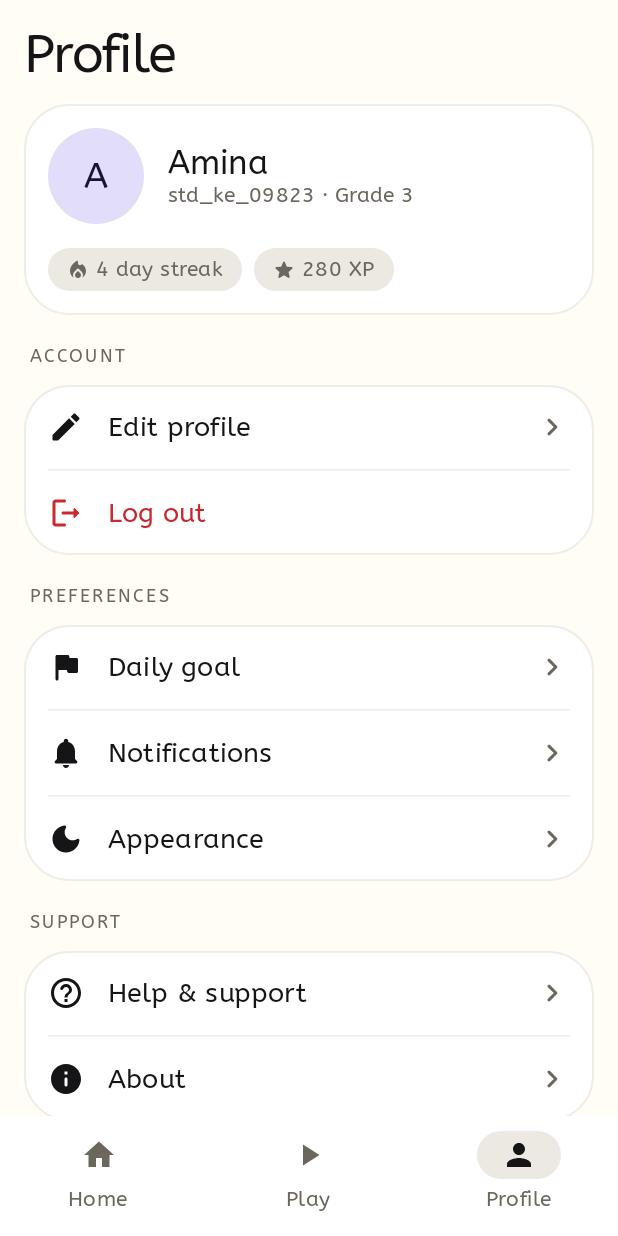
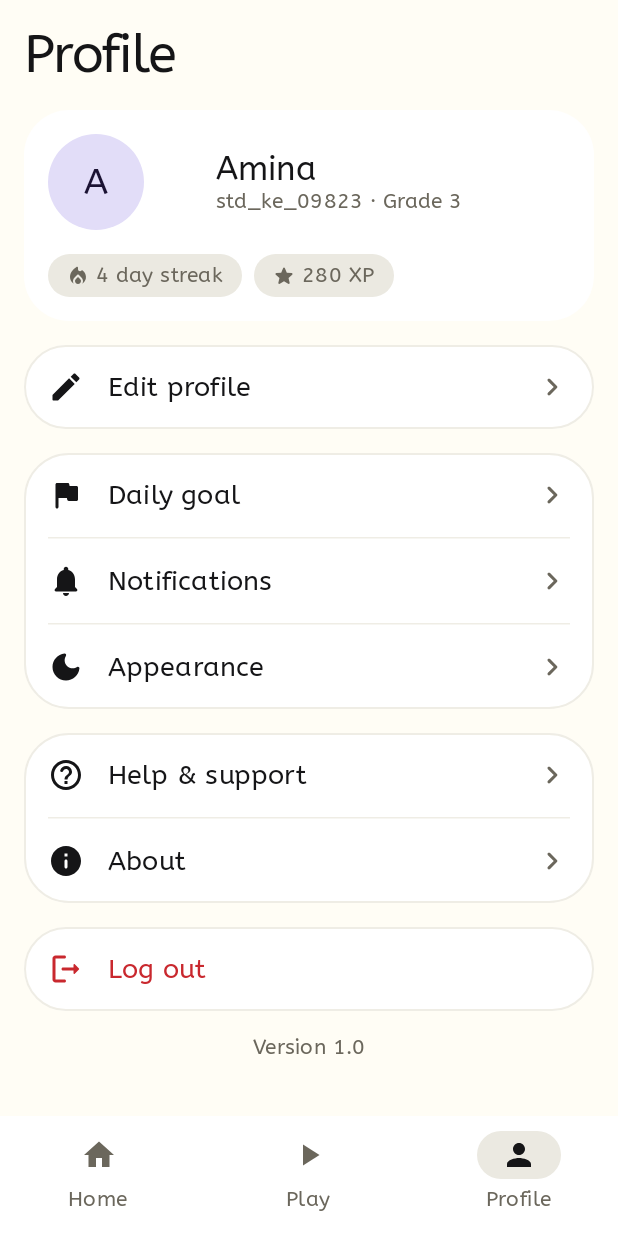
Before and after one commit to muterae/cbc, an Android app built with Jetpack Compose: the ProfileScreen screen opened through its navigation route, on a phone screen of 412 x 824 dp. Run offline under Robolectric (Android 15) with nearby library versions, the phone set to English and light mode, and no system bars.

Commit message:
Tidy profile screen layout

```diff
--- a/mobile/app/src/main/java/ke/ac/bics/cbcapp/ui/screens/profile/ProfileScreen.kt
+++ b/mobile/app/src/main/java/ke/ac/bics/cbcapp/ui/screens/profile/ProfileScreen.kt
@@ -37,7 +37,6 @@ fun ProfileScreen(
 ) {
     val accountItems = listOf(
         SettingsItem(icon = Icons.Rounded.Edit, label = "Edit profile"),
-        SettingsItem(icon = Icons.AutoMirrored.Rounded.Logout, label = "Log out", destructive = true)
     )
     val preferenceItems = listOf(
         SettingsItem(icon = Icons.Rounded.Flag, label = "Daily goal"),
@@ -48,6 +47,9 @@ fun ProfileScreen(
         SettingsItem(icon = Icons.AutoMirrored.Rounded.HelpOutline, label = "Help & support"),
         SettingsItem(icon = Icons.Rounded.Info, label = "About")
     )
+    val destructiveItems = listOf(
+        SettingsItem(icon = Icons.AutoMirrored.Rounded.Logout, label = "Log out", destructive = true)
+    )
 
     Column(
         modifier = Modifier
@@ -55,24 +57,18 @@ fun ProfileScreen(
             .background(MaterialTheme.colorScheme.background)
             .verticalScroll(rememberScrollState())
             .padding(Spacing.lg),
-        verticalArrangement = Arrangement.spacedBy(Spacing.md)
+        verticalArrangement = Arrangement.spacedBy(Spacing.lg)
+
     ) {
         Text(
             text = "Profile",
             style = MaterialTheme.typography.displaySmall
         )
-
         ProfileHeaderCard(state = state)
-
-        GroupLabel("ACCOUNT")
         SettingsGroupCard(items = accountItems, onItemClick = { onAction(it.label) })
-
-        GroupLabel("PREFERENCES")
         SettingsGroupCard(items = preferenceItems, onItemClick = { onAction(it.label) })
-
-        GroupLabel("SUPPORT")
         SettingsGroupCard(items = supportItems, onItemClick = { onAction(it.label) })
-
+        SettingsGroupCard(items = destructiveItems, onItemClick = { onAction(it.label) })
         Text(
             text = "Version 1.0",
             style = MaterialTheme.typography.bodySmall,
--- a/mobile/app/src/main/java/ke/ac/bics/cbcapp/ui/screens/profile/components/ProfileHeaderCard.kt
+++ b/mobile/app/src/main/java/ke/ac/bics/cbcapp/ui/screens/profile/components/ProfileHeaderCard.kt
@@ -40,8 +40,7 @@ fun ProfileHeaderCard(
     Card(
         modifier = modifier.fillMaxWidth(),
         shape = MaterialTheme.shapes.large,
-        colors = CardDefaults.cardColors(containerColor = colors.surface),
-        border = BorderStroke(1.dp, colors.outlineVariant)
+        colors = CardDefaults.cardColors(containerColor = colors.surface)
     ) {
         Column(modifier = Modifier.padding(Spacing.lg)) {
             Row(verticalAlignment = Alignment.CenterVertically) {
@@ -59,6 +58,8 @@ fun ProfileHeaderCard(
                 }
 
                 Spacer(modifier = Modifier.width(Spacing.lg))
+                Spacer(modifier = Modifier.width(Spacing.lg))
+                Spacer(modifier = Modifier.width(Spacing.lg))
 
                 Column {
                     Text(
@@ -74,6 +75,8 @@ fun ProfileHeaderCard(
             }
 
             Spacer(modifier = Modifier.height(Spacing.lg))
+            Spacer(modifier = Modifier.width(Spacing.lg))
+            Spacer(modifier = Modifier.width(Spacing.lg))
 
             Row(horizontalArrangement = Arrangement.spacedBy(Spacing.sm)) {
                 StatChip(
```
